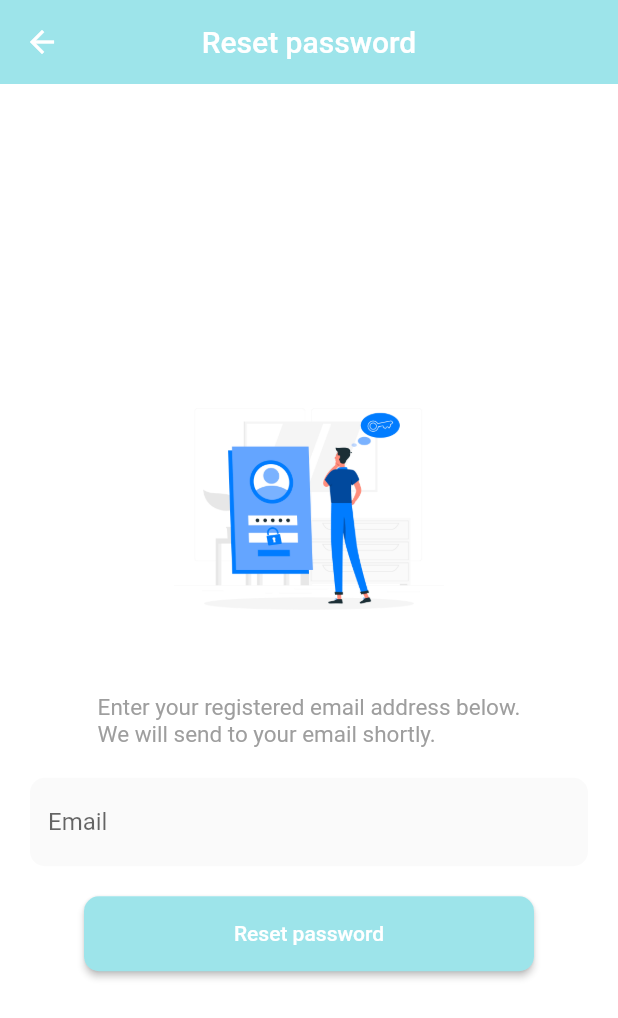
After one commit to wanysamsuri/flutter_clinical, a Flutter app: the screen it shows after launch, after a tap on "Forgot Password?", on a phone screen of 412 x 824 dp. The commit adds this screen. Shown: the top 1018 px of the screen. Run offline on Flutter 3.47's test engine with Material 2 defaults, Android fonts, the phone set to English and light mode, and no system bars; drawn by our look-alikes of rounded_loading_button; our stand-ins replace cached_network_image, carousel_slider, device_info_plus, email_validator, fluttertoast, form_field_validator and 13 more; missing offline and left inert: flutter_3d_choice_chip, gauges, html2md, onesignal_flutter, pretty_gauge, swipebuttonflutter and 1 more; network calls fail.

Commit message:
change and reset password

```diff
--- /dev/null
+++ b/lib/screens/auth/reset_password.dart
@@ -0,0 +1,133 @@
+import 'dart:async';
+
+import 'package:email_validator/email_validator.dart';
+import 'package:flutter/material.dart';
+import 'package:flutter/src/widgets/container.dart';
+import 'package:flutter/src/widgets/framework.dart';
+import 'package:flutter_clinic/constant.dart';
+import 'package:form_field_validator/form_field_validator.dart';
+import 'package:get/get.dart';
+import 'package:rounded_loading_button/rounded_loading_button.dart';
+
+import '../../services/api_service.dart';
+
+class ResetPasswordScreen extends StatefulWidget {
+  const ResetPasswordScreen({super.key});
+
+  @override
+  State<ResetPasswordScreen> createState() => _ResetPasswordScreenState();
+}
+
+class _ResetPasswordScreenState extends State<ResetPasswordScreen> {
+  GlobalKey<FormState> resetPassword = GlobalKey<FormState>();
+
+  TextEditingController emailController = TextEditingController();
+  // final emailValidator = EmailValidator();
+  final emailValidator = MultiValidator([
+    RequiredValidator(errorText: 'Email address is required'),
+    // PatternValidator(pattern, errorText: errorText)
+    // MinLengthValidator(11,
+    //     errorText: 'IC Number must be at least 11 digits long')
+  ]);
+
+  final RoundedLoadingButtonController _buttonController =
+      RoundedLoadingButtonController();
+
+  resetNewPassword() async {
+    final isValidForm = resetPassword.currentState!.validate();
+    if (isValidForm) {
+      final resetPassword =
+          await ApiService().postResetPassword(emailController.text);
+      if (resetPassword != null) {
+        print('if');
+        emailController.clear();
+        Timer(Duration(seconds: 2), () {
+          Get.back();
+        });
+      } else {
+        print('else');
+        _buttonController.error();
+
+        Timer(Duration(seconds: 2), () {
+          _buttonController.reset();
+
+        });
+      }
+    }
+    _buttonController.reset();
+  }
+
+  @override
+  void dispose() {
+    emailController.dispose();
+    super.dispose();
+  }
+
+  @override
+  Widget build(BuildContext context) {
+    return Scaffold(
+      backgroundColor: Colors.white,
+      appBar: AppBar(
+        centerTitle: true,
+        title: const Text('Reset password'),
+        elevation: 0,
+        backgroundColor: primaryColor,
+      ),
+      body: Form(
+        key: resetPassword,
+        child: Container(
+          padding: const EdgeInsets.only(left: 20, right: 20),
+          child: Column(
+            crossAxisAlignment: CrossAxisAlignment.center,
+            mainAxisAlignment: MainAxisAlignment.center,
+            children: [
+              const SizedBox(
+                height: 20,
+              ),
+              Image.asset('assets/reset_password.jpg', width: 180),
+              const SizedBox(
+                height: 30,
+              ),
+              const Text(
+                'Enter your registered email address below.\nWe will send to your email shortly.',
+                style: TextStyle(
+                    fontSize: 15,
+                    color: Colors.grey,
+                    fontWeight: FontWeight.w400),
+              ),
+              const SizedBox(
+                height: 20,
+              ),
+              TextFormField(
+                validator: emailValidator,
+                controller: emailController,
+                decoration: InputDecoration(
+                  hintText: 'Email',
+                  border: OutlineInputBorder(
+                      borderRadius: BorderRadius.circular(10),
+                      borderSide: BorderSide.none),
+                  fillColor: Colors.grey[50],
+                  filled: true,
+                ),
+              ),
+              const SizedBox(
+                height: 20,
+              ),
+              RoundedLoadingButton(
+                errorColor: Colors.red,
+                successColor: Colors.green,
+                valueColor: Colors.white,
+                borderRadius: 10,
+                color: primaryColor,
+                child: const Text('Reset password',
+                    style: TextStyle(color: Colors.white)),
+                controller: _buttonController,
+                onPressed: resetNewPassword,
+              ),
+            ],
+          ),
+        ),
+      ),
+    );
+  }
+}
--- a/lib/screens/auth/signin_page.dart
+++ b/lib/screens/auth/signin_page.dart
@@ -5,6 +5,7 @@ import 'package:flutter/src/foundation/key.dart';
 import 'package:flutter/src/widgets/framework.dart';
 import 'package:flutter_clinic/constant.dart';
 import 'package:flutter_clinic/dashboard.dart';
+import 'package:flutter_clinic/screens/auth/reset_password.dart';
 
 import 'package:flutter_clinic/screens/home_screen.dart';
 import 'package:flutter_clinic/screens/loading_screen.dart';
@@ -162,18 +163,29 @@ class _SignInState extends State<SignIn> {
                                           }
                                         }),
                                     const SizedBox(height: 5),
-                                    Container(
-                                        padding: EdgeInsets.only(
-                                            left: Adaptive.w(31)),
+                                    Align(
+                                      alignment: Alignment.centerRight,
                                       child: InkWell(
                                         onTap: () {
-                                            Navigator.of(context).pushNamed('');
+                                          Get.to(()=>ResetPasswordScreen());
                                         },
-                                          child: const Text('Forgot Password',
+                                        child: Row(
+                                          mainAxisAlignment:
+                                              MainAxisAlignment.end,
+                                          children: [
+                                            const Text('Forgot Password?',
                                                 style: TextStyle(
                                                   color: Colors.blue,
                                                 )),
+                                            SizedBox(width: Adaptive.w(1)),
+                                            const Text('Reset Here',
+                                                style: TextStyle(
+                                                  color: Colors.red,
                                                 )),
+                                          ],
+                                        ),
+                                      ),
+                                    ),
                                     SizedBox(height: Adaptive.h(3)),
                                     Center(
                                       child: Container(
--- a/pubspec.yaml
+++ b/pubspec.yaml
@@ -69,6 +69,7 @@ dependencies:
   rounded_loading_button: ^2.1.0
   pin_code_fields: ^7.4.0
   lottie: ^2.0.0
+  form_field_validator: ^1.1.0
 
 dev_dependencies:
   flutter_test:
```
Also changed, not shown: lib/screens/profile/edit_password.dart (+52 -1 lines), lib/services/api_service.dart (+53 -3 lines), assets/reset_password.jpg (added), pubspec.lock. Lines whose indentation alone changed are shown as unchanged.
